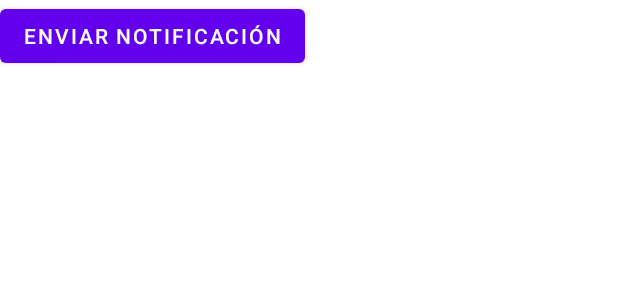
After one commit to sectario/AppComunicaTe, an Android app: the layout activity_notification.xml on its own in the app's theme, with its tools: preview values and no code run, on a phone screen of 412 x 824 dp. The commit adds this screen. Shown: the top 300 px of the screen. Run offline under Robolectric (Android 15) with nearby library versions, the phone set to English and light mode, and no system bars.

Commit message:
Versión con activity Notification

```diff
--- a/app/src/main/java/com/sectario/appcomunicate/LauncherActivity.java
+++ b/app/src/main/java/com/sectario/appcomunicate/LauncherActivity.java
@@ -20,7 +20,7 @@ public class LauncherActivity extends AppCompatActivity {
 
         Long delay = 5000l;
         Timer timer = new Timer("timer");
-        Intent i = new Intent(this, Login.class);
+        Intent i = new Intent(this, Notification.class);
 
         Toast.makeText(this, "Bienvenido", Toast.LENGTH_SHORT).show();
 
--- /dev/null
+++ b/app/src/main/res/drawable/ic_baseline_textsms_24.xml
@@ -0,0 +1,5 @@
+<vector android:height="24dp" android:tint="#000000"
+    android:viewportHeight="24" android:viewportWidth="24"
+    android:width="24dp" xmlns:android="http://schemas.android.com/apk/res/android">
+    <path android:fillColor="@android:color/white" android:pathData="M20,2L4,2c-1.1,0 -1.99,0.9 -1.99,2L2,22l4,-4h14c1.1,0 2,-0.9 2,-2L22,4c0,-1.1 -0.9,-2 -2,-2zM9,11L7,11L7,9h2v2zM13,11h-2L11,9h2v2zM17,11h-2L15,9h2v2z"/>
+</vector>
--- /dev/null
+++ b/app/src/main/res/layout/activity_notification.xml
@@ -0,0 +1,16 @@
+<?xml version="1.0" encoding="utf-8"?>
+
+<LinearLayout xmlns:android="http://schemas.android.com/apk/res/android"
+    xmlns:app="http://schemas.android.com/apk/res-auto"
+    xmlns:tools="http://schemas.android.com/tools"
+    android:layout_width="match_parent"
+    android:layout_height="match_parent"
+    tools:context=".MainActivity">
+
+    <Button
+        android:text="Enviar Notificación"
+        android:id="@+id/btNotification"
+        android:layout_width="wrap_content"
+        android:layout_height="wrap_content"/>
+
+</LinearLayout>
--- /dev/null
+++ b/app/src/main/res/values/refs.xml
@@ -0,0 +1,4 @@
+<?xml version="1.0" encoding="utf-8"?>
+<resources>
+    <drawable name="ic_baseline_sms_24" />
+</resources>
```
Also changed, not shown: app/src/main/AndroidManifest.xml (+11 -5 lines), app/src/main/java/com/sectario/appcomunicate/Notification.java (added, +66 -0 lines), app/src/main/java/com/sectario/appcomunicate/componentes/ControladorNotificaciones.java (added, +45 -0 lines).
